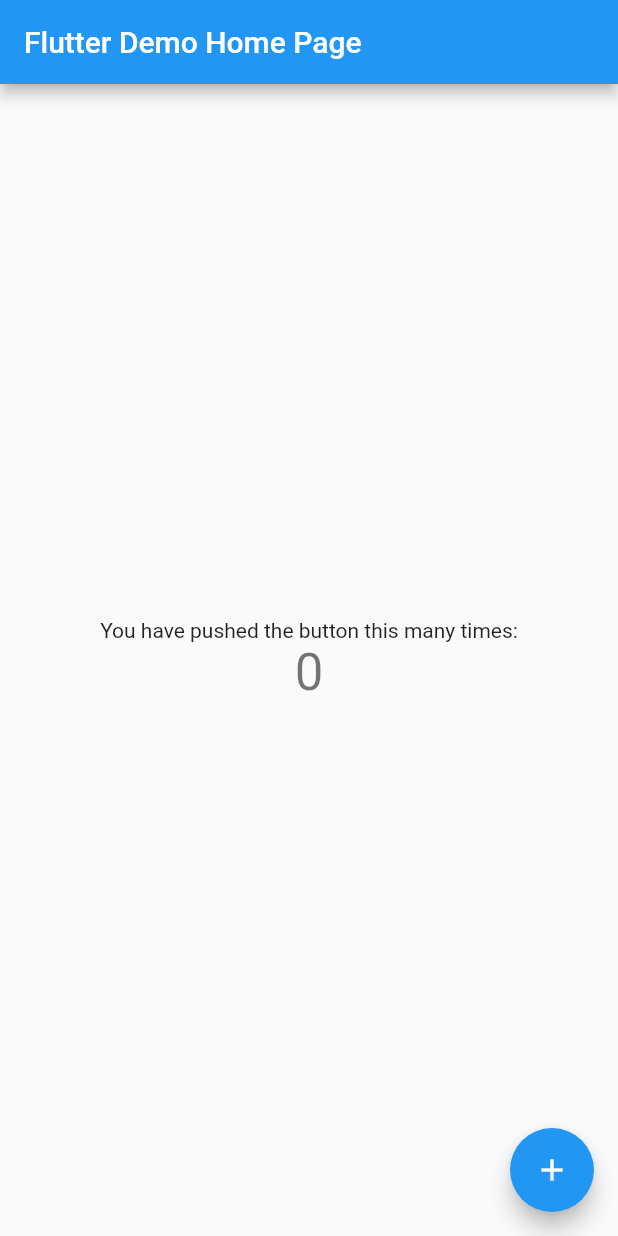
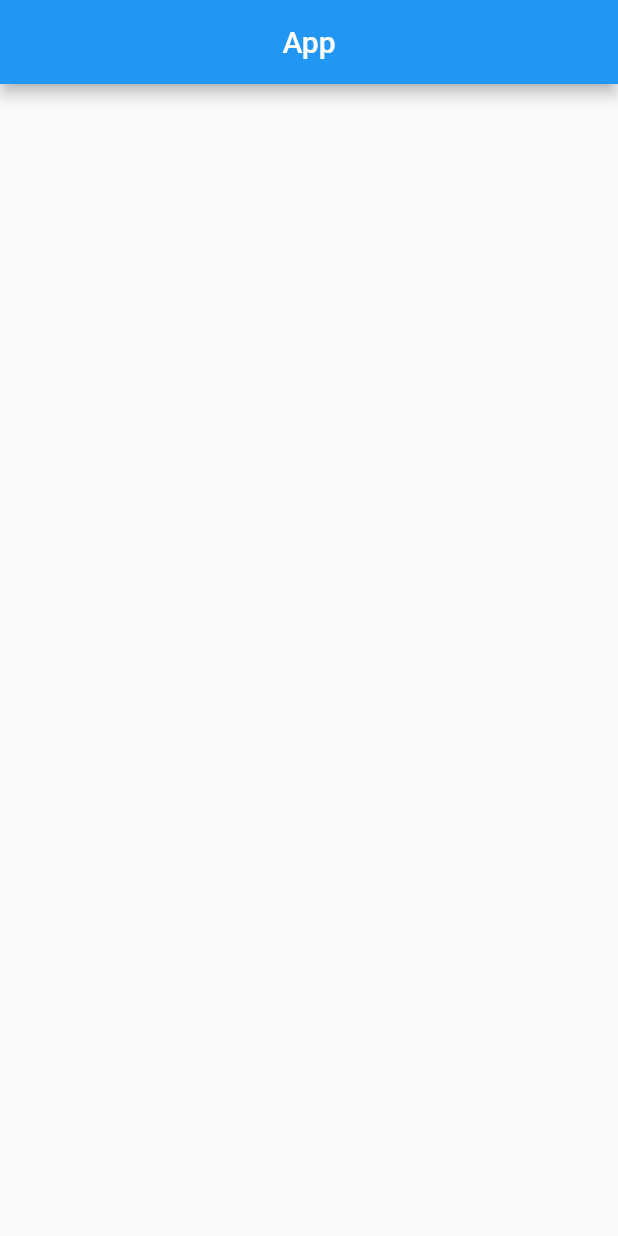
Before and after one commit to felipecastrosales/good_app, a Flutter app: the screen it shows after launch, on a phone screen of 412 x 824 dp. Run offline on Flutter 3.47's test engine with Material 2 defaults, Android fonts, the phone set to English and light mode, and no system bars.

Commit message:
wip: clean comments and initialize app build

```diff
--- /dev/null
+++ b/lib/app.dart
@@ -0,0 +1,22 @@
+import 'package:flutter/material.dart';
+
+class App extends StatelessWidget {
+  const App({super.key});
+
+  @override
+  Widget build(BuildContext context) {
+    return MaterialApp(
+      title: 'Good App',
+      theme: ThemeData(
+        primarySwatch: Colors.blue,
+      ),
+      home: Scaffold(
+        appBar: AppBar(
+          title: const Text('App'),
+          centerTitle: true,
+        ),
+        body: Container(),
+      ),
+    );
+  }
+}
--- a/lib/main.dart
+++ b/lib/main.dart
@@ -1,115 +1,9 @@
 import 'package:flutter/material.dart';
 
+import 'app.dart';
+
 void main() {
-  runApp(const MyApp());
+  runApp(
+    const App(),
+  );
 }
-
-class MyApp extends StatelessWidget {
-  const MyApp({super.key});
-
-  // This widget is the root of your application.
-  @override
-  Widget build(BuildContext context) {
-    return MaterialApp(
-      title: 'Flutter Demo',
-      theme: ThemeData(
-        // This is the theme of your application.
-        //
-        // Try running your application with "flutter run". You'll see the
-        // application has a blue toolbar. Then, without quitting the app, try
-        // changing the primarySwatch below to Colors.green and then invoke
-        // "hot reload" (press "r" in the console where you ran "flutter run",
-        // or simply save your changes to "hot reload" in a Flutter IDE).
-        // Notice that the counter didn't reset back to zero; the application
-        // is not restarted.
-        primarySwatch: Colors.blue,
-      ),
-      home: const MyHomePage(title: 'Flutter Demo Home Page'),
-    );
-  }
-}
-
-class MyHomePage extends StatefulWidget {
-  const MyHomePage({super.key, required this.title});
-
-  // This widget is the home page of your application. It is stateful, meaning
-  // that it has a State object (defined below) that contains fields that affect
-  // how it looks.
-
-  // This class is the configuration for the state. It holds the values (in this
-  // case the title) provided by the parent (in this case the App widget) and
-  // used by the build method of the State. Fields in a Widget subclass are
-  // always marked "final".
-
-  final String title;
-
-  @override
-  State<MyHomePage> createState() => _MyHomePageState();
-}
-
-class _MyHomePageState extends State<MyHomePage> {
-  int _counter = 0;
-
-  void _incrementCounter() {
-    setState(() {
-      // This call to setState tells the Flutter framework that something has
-      // changed in this State, which causes it to rerun the build method below
-      // so that the display can reflect the updated values. If we changed
-      // _counter without calling setState(), then the build method would not be
-      // called again, and so nothing would appear to happen.
-      _counter++;
-    });
-  }
-
-  @override
-  Widget build(BuildContext context) {
-    // This method is rerun every time setState is called, for instance as done
-    // by the _incrementCounter method above.
-    //
-    // The Flutter framework has been optimized to make rerunning build methods
-    // fast, so that you can just rebuild anything that needs updating rather
-    // than having to individually change instances of widgets.
-    return Scaffold(
-      appBar: AppBar(
-        // Here we take the value from the MyHomePage object that was created by
-        // the App.build method, and use it to set our appbar title.
-        title: Text(widget.title),
-      ),
-      body: Center(
-        // Center is a layout widget. It takes a single child and positions it
-        // in the middle of the parent.
-        child: Column(
-          // Column is also a layout widget. It takes a list of children and
-          // arranges them vertically. By default, it sizes itself to fit its
-          // children horizontally, and tries to be as tall as its parent.
-          //
-          // Invoke "debug painting" (press "p" in the console, choose the
-          // "Toggle Debug Paint" action from the Flutter Inspector in Android
-          // Studio, or the "Toggle Debug Paint" command in Visual Studio Code)
-          // to see the wireframe for each widget.
-          //
-          // Column has various properties to control how it sizes itself and
-          // how it positions its children. Here we use mainAxisAlignment to
-          // center the children vertically; the main axis here is the vertical
-          // axis because Columns are vertical (the cross axis would be
-          // horizontal).
-          mainAxisAlignment: MainAxisAlignment.center,
-          children: <Widget>[
-            const Text(
-              'You have pushed the button this many times:',
-            ),
-            Text(
-              '$_counter',
-              style: Theme.of(context).textTheme.headline4,
-            ),
-          ],
-        ),
-      ),
-      floatingActionButton: FloatingActionButton(
-        onPressed: _incrementCounter,
-        tooltip: 'Increment',
-        child: const Icon(Icons.add),
-      ), // This trailing comma makes auto-formatting nicer for build methods.
-    );
-  }
-}
```
Also changed, not shown: analysis_options.yaml (+0 -25 lines), pubspec.yaml (+1 -72 lines), 1 other file.
